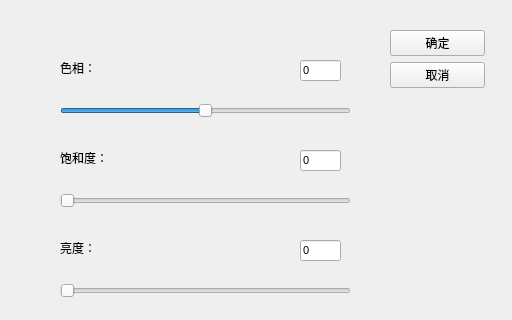
Qt form hsldialog.ui (lvxvh/SE342_CV_Project) before a commit.
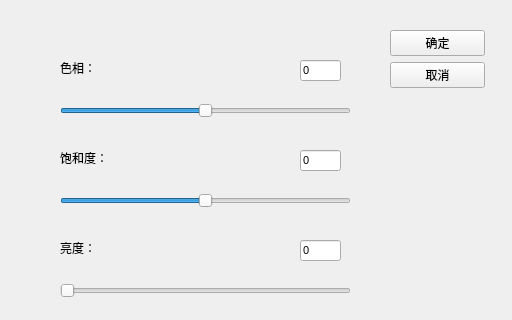
The same form after that commit.

The edit to the form file:
```diff
--- a/hsldialog.ui
+++ b/hsldialog.ui
@@ -94,6 +94,12 @@
      <height>22</height>
     </rect>
    </property>
+   <property name="minimum">
+    <number>-100</number>
+   </property>
+   <property name="maximum">
+    <number>100</number>
+   </property>
    <property name="orientation">
     <enum>Qt::Horizontal</enum>
    </property>
```
